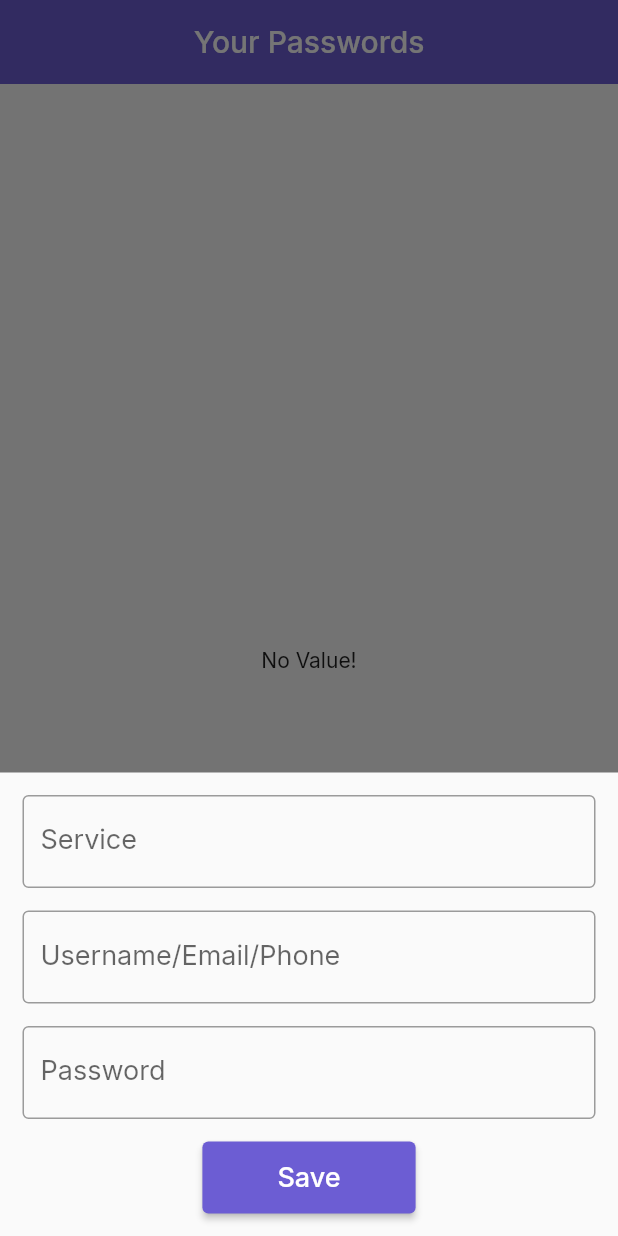
After one commit to IshanRakte/Securify, a Flutter app: the PasswordHomePage screen opened directly, after a tap on the "add" icon, on a phone screen of 412 x 824 dp. The commit adds this screen. Run offline on Flutter 3.47's test engine with Material 2 defaults, Android fonts, the light colour scheme and no system bars; our stand-ins replace flutter_secure_storage, fluttertoast, google_fonts, hive_flutter, local_auth; missing offline and left inert: encrypt; accounts and stored records are empty.

Commit message:
Connected with Hive Database

```diff
--- a/analysis_options.yaml
+++ b/analysis_options.yaml
@@ -28,6 +28,8 @@ linter:
     must_be_immutable: false
     use_key_in_widget_constructors: false
     undefined_indentifier: false
+    file_names: false
+    library_prefixes: false
     # avoid_print: false  # Uncomment to disable the `avoid_print` rule
     # prefer_single_quotes: true  # Uncomment to enable the `prefer_single_quotes` rule
 
--- /dev/null
+++ b/lib/HomePage.dart
@@ -0,0 +1,213 @@
+import 'package:flutter/material.dart';
+import 'package:flutter_password_manager/controllers/EncryptService.dart';
+import 'package:google_fonts/google_fonts.dart';
+import 'package:hive_flutter/hive_flutter.dart';
+
+class PasswordHomePage extends StatefulWidget {
+  @override
+  _PasswordHomePageState createState() => _PasswordHomePageState();
+}
+
+class _PasswordHomePageState extends State<PasswordHomePage> {
+  Box box = Hive.box('password');
+  bool longPressed = false;
+  final EncryptService _encryptService = EncryptService();
+
+  @override
+  Widget build(BuildContext context) {
+    return Scaffold(
+      appBar: AppBar(
+        title: Text('Your Passwords',
+            style: GoogleFonts.getFont('Inter', color: Colors.white)),
+        centerTitle: true,
+        elevation: 0,
+        backgroundColor: Color(0xff6C5DD3),
+      ),
+      body: Padding(
+          padding: EdgeInsets.symmetric(horizontal: 15.0, vertical: 10.0),
+          child: ValueListenableBuilder(
+            valueListenable: box.listenable(),
+            builder: (context, Box box, _) {
+              if (box.values.isEmpty) {
+                return Center(
+                    child: Text('No Value!',
+                        style: GoogleFonts.getFont('Inter',
+                            color: Colors.black87)));
+              }
+              return ListView.builder(
+                itemCount: box.values.length,
+                itemBuilder: (context, index) {
+                  Map data = box.getAt(index);
+
+                  return Padding(
+                      padding: EdgeInsets.only(bottom: 15.0),
+                      child: Container(
+                        padding: EdgeInsets.symmetric(horizontal: 10.0),
+                        height: 65,
+                        width: double.infinity,
+                        decoration: BoxDecoration(
+                            color: Color(0xffEFF3FA),
+                            borderRadius: BorderRadius.circular(8.0)),
+                        child: Row(
+                          mainAxisAlignment: MainAxisAlignment.spaceBetween,
+                          children: [
+                            Row(children: [
+                              Icon(Icons.lock_outline_rounded,
+                                  color: Color(0xff323A82), size: 32),
+                              Text('${data["type"]}',
+                                  style: GoogleFonts.getFont('Inter',
+                                      color: Color(0xff323A82), fontSize: 18)),
+                            ]),
+                            Row(children: [
+                              InkWell(
+                                  onTap: () => _encryptService.copyToClipboard(
+                                      data['password'], context),
+                                  child: Icon(
+                                    Icons.copy_rounded,
+                                    color: Color(0xff6C5DD3),
+                                    size: 28,
+                                  )),
+                              SizedBox(width: 15),
+                              InkWell(
+                                  onTap: () =>
+                                      modalAlertDelete(index, data['type']),
+                                  child: Icon(Icons.delete_outline_outlined,
+                                      color: Colors.red, size: 32)),
+                            ])
+                          ],
+                        ),
+                      ));
+                },
+              );
+            },
+          )),
+      floatingActionButton: FloatingActionButton(
+        child: Icon(Icons.add, color: Colors.white),
+        shape:
+            RoundedRectangleBorder(borderRadius: BorderRadius.circular(20.0)),
+        backgroundColor: Color(0xff6C5DD3),
+        onPressed: insertDB,
+      ),
+      floatingActionButtonLocation: FloatingActionButtonLocation.centerFloat,
+    );
+  }
+
+  void modalAlertDelete(int index, String type) {
+    showDialog(
+      context: context,
+      builder: (context) => AlertDialog(
+        title: Center(
+            child: Text('Delete $type', style: GoogleFonts.getFont('Inter'))),
+        content: Text('Are you sure to delete $type'),
+        actions: [
+          TextButton(
+              child: Text('Yes'),
+              onPressed: () async {
+                await box.deleteAt(index);
+                setState(() {});
+                Navigator.pop(context);
+              })
+        ],
+      ),
+    );
+  }
+
+  void insertDB() {
+    late String type;
+    late String email;
+    late String password;
+
+    showModalBottomSheet(
+        context: context,
+        builder: (context) => Container(
+              padding: EdgeInsets.all(15.0),
+              child: Form(
+                child: SingleChildScrollView(
+                  child: Column(
+                    mainAxisSize: MainAxisSize.min,
+                    children: [
+                      TextFormField(
+                        decoration: InputDecoration(
+                            border: OutlineInputBorder(),
+                            labelText: 'Service',
+                            hintText: 'Google'),
+                        style: GoogleFonts.getFont('Inter', fontSize: 18),
+                        onChanged: (value) => type = value,
+                        validator: (val) {
+                          if (val!.trim().isEmpty) {
+                            return 'Enter a value!';
+                          } else {
+                            return null;
+                          }
+                        },
+                      ),
+                      SizedBox(height: 15.0),
+                      TextFormField(
+                        decoration: InputDecoration(
+                          border: OutlineInputBorder(),
+                          labelText: 'Username/Email/Phone',
+                        ),
+                        style: GoogleFonts.getFont('Inter', fontSize: 18),
+                        onChanged: (value) => email = value,
+                        validator: (val) {
+                          if (val!.trim().isEmpty) {
+                            return 'Enter a value!';
+                          } else {
+                            return null;
+                          }
+                        },
+                      ),
+                      SizedBox(height: 15.0),
+                      TextFormField(
+                        decoration: InputDecoration(
+                          border: OutlineInputBorder(),
+                          labelText: 'Password',
+                        ),
+                        style: GoogleFonts.getFont('Inter', fontSize: 18),
+                        onChanged: (value) => password = value,
+                        validator: (val) {
+                          if (val!.trim().isEmpty) {
+                            return 'Enter a value!';
+                          } else {
+                            return null;
+                          }
+                        },
+                      ),
+                      SizedBox(height: 15.0),
+                      ElevatedButton(
+                        style: ButtonStyle(
+                            padding: MaterialStateProperty.all(
+                                EdgeInsets.symmetric(
+                                    horizontal: 50.0, vertical: 13.0)),
+                            backgroundColor:
+                                MaterialStateProperty.all(Color(0xff6C5DD3))),
+                        child: Text('Save',
+                            style: GoogleFonts.getFont('Inter', fontSize: 18)),
+                        onPressed: () {
+                          // Encrypt
+                          password = _encryptService.encrypt(password);
+
+                          // Insert into DB
+                          Box box = Hive.box('password');
+
+                          //insert
+                          var value = {
+                            'type': type,
+                            'email': email,
+                            'password': password
+                          };
+
+                          box.add(value);
+
+                          Navigator.pop(context);
+
+                          setState(() {});
+                        },
+                      )
+                    ],
+                  ),
+                ),
+              ),
+            ));
+  }
+}
--- a/lib/auth.dart
+++ b/lib/auth.dart
@@ -1,5 +1,6 @@
 import 'dart:convert';
 import 'package:flutter/material.dart';
+import 'package:flutter_password_manager/HomePage.dart';
 import 'package:flutter_password_manager/main.dart';
 import 'package:google_fonts/google_fonts.dart';
 import 'package:hive_flutter/hive_flutter.dart';
@@ -75,7 +76,7 @@ class _AuthenticationPageState extends State<AuthenticationPage> {
 
       if (authenticated) {
         Navigator.pushReplacement(context,
-            MaterialPageRoute(builder: (context) => MyHomePage(title: '',)));
+            MaterialPageRoute(builder: (context) => PasswordHomePage()));
       } else {
         setState(() {});
       }
--- /dev/null
+++ b/lib/controllers/EncryptService.dart
@@ -0,0 +1,39 @@
+import 'package:encrypt/encrypt.dart' as ENCRYPT;
+import 'package:flutter/material.dart';
+import 'package:flutter/services.dart';
+import 'package:fluttertoast/fluttertoast.dart';
+
+class EncryptService {
+  final iv = ENCRYPT.IV.fromLength(16);
+
+  final encrypter = ENCRYPT.Encrypter(
+      ENCRYPT.AES(ENCRYPT.Key.fromUtf8('WlFsdCYyJPPmKAVeA9ir+A==')));
+
+  String encrypt(String password) {
+    final key = ENCRYPT.Key.fromUtf8('WlFsdCYyJPPmKAVeA9ir+A==');
+    final iv = ENCRYPT.IV.fromLength(16);
+
+    final encrypter = ENCRYPT.Encrypter(ENCRYPT.AES(key));
+
+    final encrypted = encrypter.encrypt(password, iv: iv);
+
+    return encrypted.base64;
+  }
+
+  void copyToClipboard(String decryptedPassword, BuildContext context) {
+    final decrypted = encrypter
+        .decrypt(ENCRYPT.Encrypted.fromBase64(decryptedPassword), iv: iv);
+
+    // copy to clipboard
+    Clipboard.setData(ClipboardData(text: decrypted));
+
+    Fluttertoast.showToast(
+        msg: 'Copied to your Clipboard',
+        toastLength: Toast.LENGTH_SHORT,
+        gravity: ToastGravity.BOTTOM,
+        timeInSecForIosWeb: 2,
+        backgroundColor: Color(0xff6C5DD3).withOpacity(0.7),
+        textColor: Colors.white,
+        fontSize: 17);
+  }
+}
```
